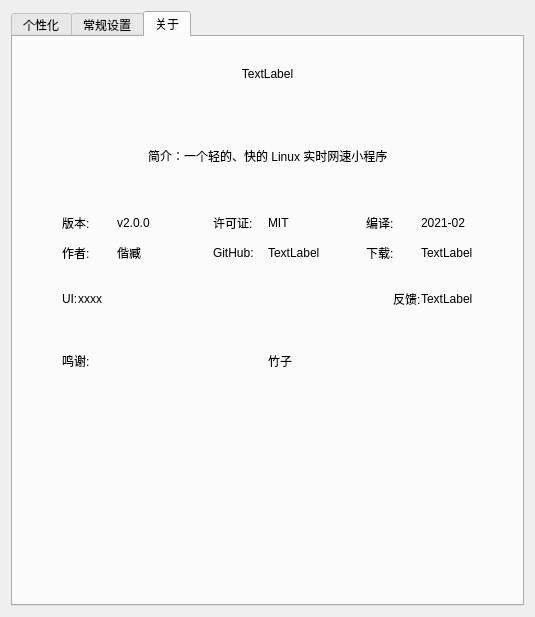
Old version of the form WinSetting.ui in the repository XMuli/NetSpeed.
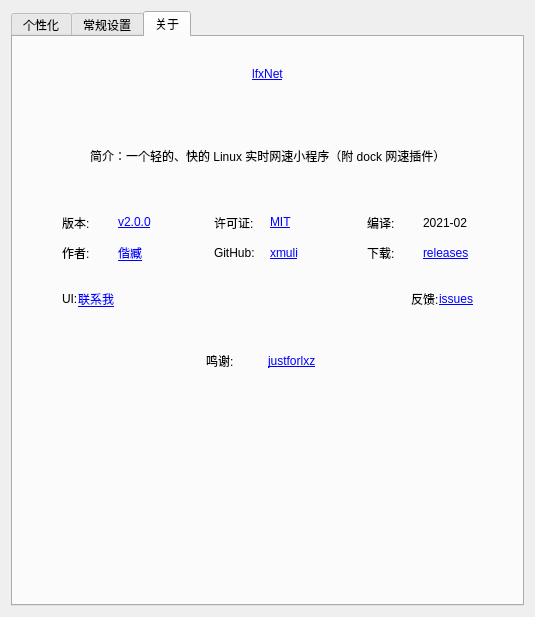
New version of the form. The open tabs and pages were chosen to show the change.

Patch:
```diff
--- a/WinSetting.ui
+++ b/WinSetting.ui
@@ -890,7 +890,7 @@
        <item>
         <widget class="QLabel" name="label_7">
          <property name="text">
-          <string>TextLabel</string>
+          <string>&lt;a href=&quot;https://github.com/xmuli/lfxNet&quot;&gt;lfxNet</string>
          </property>
          <property name="alignment">
           <set>Qt::AlignCenter</set>
@@ -931,7 +931,7 @@
          <item>
           <widget class="QLabel" name="label_17">
            <property name="text">
-            <string>简介：一个轻的、快的 Linux 实时网速小程序</string>
+            <string>简介：一个轻的、快的 Linux 实时网速小程序（附 dock 网速插件）</string>
            </property>
           </widget>
          </item>
@@ -978,14 +978,20 @@
          <item row="0" column="5">
           <widget class="QLabel" name="label_13">
            <property name="text">
-            <string>MIT</string>
+            <string>&lt;a href=&quot;https://github.com/xmuli/lfxNet/blob/master/LICENSE&quot;&gt;MIT</string>
+           </property>
+           <property name="openExternalLinks">
+            <bool>true</bool>
            </property>
           </widget>
          </item>
          <item row="1" column="2">
           <widget class="QLabel" name="label_15">
            <property name="text">
-            <string>偕臧</string>
+            <string>&lt;a href=&quot;https://ifmet.cn/&quot;&gt;偕臧</string>
+           </property>
+           <property name="openExternalLinks">
+            <bool>true</bool>
            </property>
           </widget>
          </item>
@@ -1045,7 +1051,7 @@
          <item row="1" column="5">
           <widget class="QLabel" name="label_16">
            <property name="text">
-            <string>TextLabel</string>
+            <string>&lt;a href=&quot;https://github.com/xmuli&quot;&gt;xmuli</string>
            </property>
            <property name="openExternalLinks">
             <bool>true</bool>
@@ -1055,7 +1061,10 @@
          <item row="0" column="2">
           <widget class="QLabel" name="label_9">
            <property name="text">
-            <string>v2.0.0</string>
+            <string>&lt;a href=&quot;https://github.com/xmuli/lfxNet/releases&quot;&gt;v2.0.0</string>
+           </property>
+           <property name="openExternalLinks">
+            <bool>true</bool>
            </property>
           </widget>
          </item>
@@ -1069,7 +1078,10 @@
          <item row="1" column="8">
           <widget class="QLabel" name="label_23">
            <property name="text">
-            <string>TextLabel</string>
+            <string>&lt;a href=&quot;https://github.com/xmuli/lfxNet/releases&quot;&gt;releases</string>
+           </property>
+           <property name="openExternalLinks">
+            <bool>true</bool>
            </property>
           </widget>
          </item>
@@ -1152,7 +1164,10 @@
          <item>
           <widget class="QLabel" name="label_18">
            <property name="text">
-            <string>xxxx</string>
+            <string>&lt;a href=&quot;https://ifmet.cn/&quot;&gt;联系我</string>
+           </property>
+           <property name="openExternalLinks">
+            <bool>true</bool>
            </property>
           </widget>
          </item>
@@ -1179,7 +1194,10 @@
          <item>
           <widget class="QLabel" name="label_24">
            <property name="text">
-            <string>TextLabel</string>
+            <string>&lt;a href=&quot;https://github.com/xmuli/lfxNet/issues&quot;&gt;issues</string>
+           </property>
+           <property name="openExternalLinks">
+            <bool>true</bool>
            </property>
           </widget>
          </item>
@@ -1202,7 +1220,7 @@
         </layout>
        </item>
        <item>
-        <layout class="QHBoxLayout" name="horizontalLayout_3">
+        <layout class="QHBoxLayout" name="horizontalLayout_3" stretch="3,1,1,3">
          <property name="spacing">
           <number>0</number>
          </property>
@@ -1235,7 +1253,7 @@
          <item>
           <widget class="QLabel" name="label_20">
            <property name="text">
-            <string>竹子</string>
+            <string>&lt;a href=&quot;https://blog.justforlxz.com&quot;&gt;justforlxz</string>
            </property>
           </widget>
          </item>
```
Left out of the diff: 5 changed lines with no effect on the pictures.
